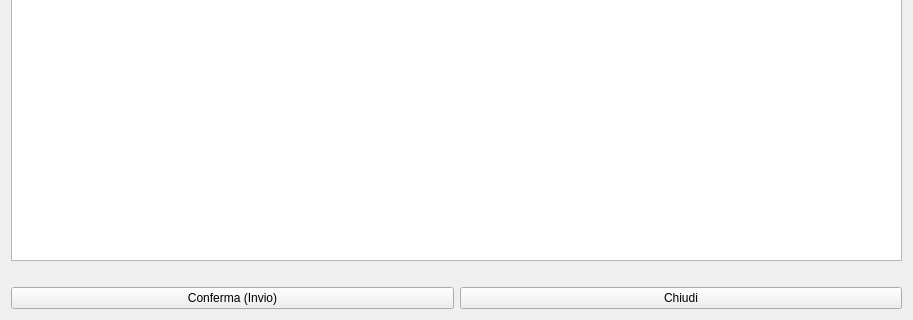
The window that hblenddetail.ui (fblabs/hamlet-mod-sancon) describes before a commit, drawn with Qt 5; both pictures show x 0 to 913 and y 472 to 792 of the 913 by 792 pixel window.
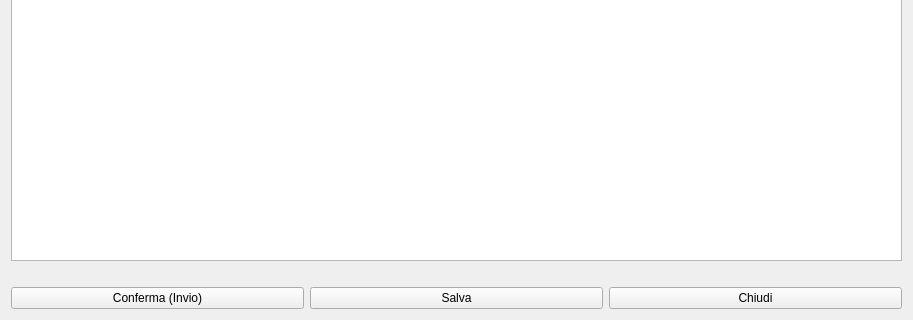
The same window after the commit. Icons and pictures are not drawn.

```diff
--- a/hblenddetail.ui
+++ b/hblenddetail.ui
@@ -115,6 +115,17 @@
        </property>
       </widget>
      </item>
+     <item>
+      <widget class="QPushButton" name="pbSave">
+       <property name="text">
+        <string>Salva</string>
+       </property>
+       <property name="icon">
+        <iconset resource="icons.qrc">
+         <normaloff>:/Resources/save-icon.png</normaloff>:/Resources/save-icon.png</iconset>
+       </property>
+      </widget>
+     </item>
      <item>
       <widget class="QPushButton" name="pbClose">
        <property name="text">
```
